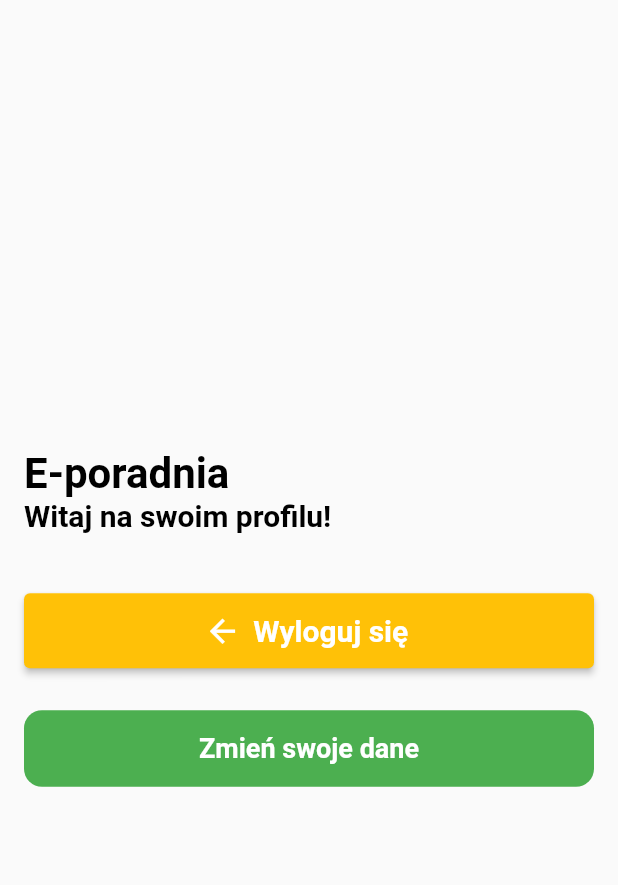
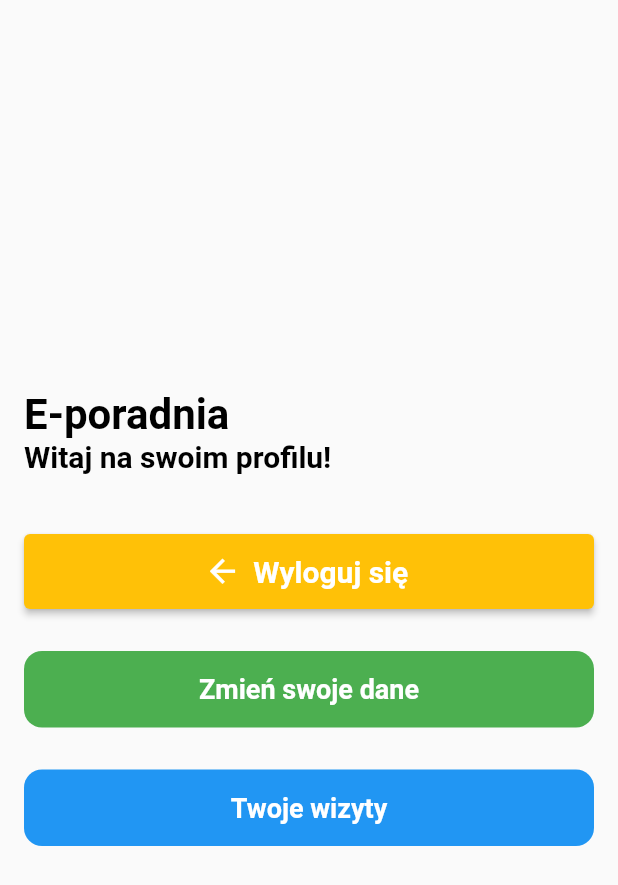
Before and after one commit to stolarekk/e_poradnia, a Flutter app: the ProfileScreen screen opened directly, on a phone screen of 412 x 824 dp. Shown: the top 885 px of the screen. Run offline on Flutter 3.47's test engine with Material 2 defaults, Android fonts, the phone set to English and light mode, and no system bars; our stand-ins replace cloud_firestore, firebase_auth, firebase_core, syncfusion_flutter_calendar; accounts and stored records are empty.

```diff
--- a/lib/views/profile_screen.dart
+++ b/lib/views/profile_screen.dart
@@ -3,6 +3,8 @@ import 'package:firebase_auth/firebase_auth.dart';
 import 'package:flutter/material.dart';
 import 'package:test/main.dart';
 import 'package:test/views/register_screen.dart';
+
+import 'main_calendar_screen.dart';
 
 class ProfileScreen extends StatefulWidget {
   const ProfileScreen({Key? key}) : super(key: key);
@@ -107,6 +109,28 @@ class _ProfileScreenState extends State<ProfileScreen> {
                                 color: Colors.white,
                                 fontSize: 18.0,
                                 fontWeight: FontWeight.bold,
+                              )))),
+
+                  const SizedBox(height: 28.0),
+                  Container(
+                      width: double.infinity,
+                      child: RawMaterialButton(
+                          fillColor: Colors.blue,
+                          elevation: 0.0,
+                          padding: const EdgeInsets.symmetric(vertical: 15.0),
+                          shape: RoundedRectangleBorder(
+                              borderRadius: BorderRadius.circular(12.0)),
+                          onPressed: () async {
+                            Navigator.of(context).pushReplacement(
+                                MaterialPageRoute(
+                                    builder: (context) =>
+                                        MainCalendarScreen()));
+                          },
+                          child: const Text("Twoje wizyty",
+                              style: TextStyle(
+                                color: Colors.white,
+                                fontSize: 18.0,
+                                fontWeight: FontWeight.bold,
                               ))))
                 ])));
   }
--- a/pubspec.yaml
+++ b/pubspec.yaml
@@ -29,6 +29,7 @@ environment:
 dependencies:
   flutter:
     sdk: flutter
+  syncfusion_flutter_calendar: ^20.1.50
 
 
   # The following adds the Cupertino Icons font to your application.
```
Also changed, not shown: lib/views/main_calendar_screen.dart (added, +25 -0 lines), pubspec.lock.
